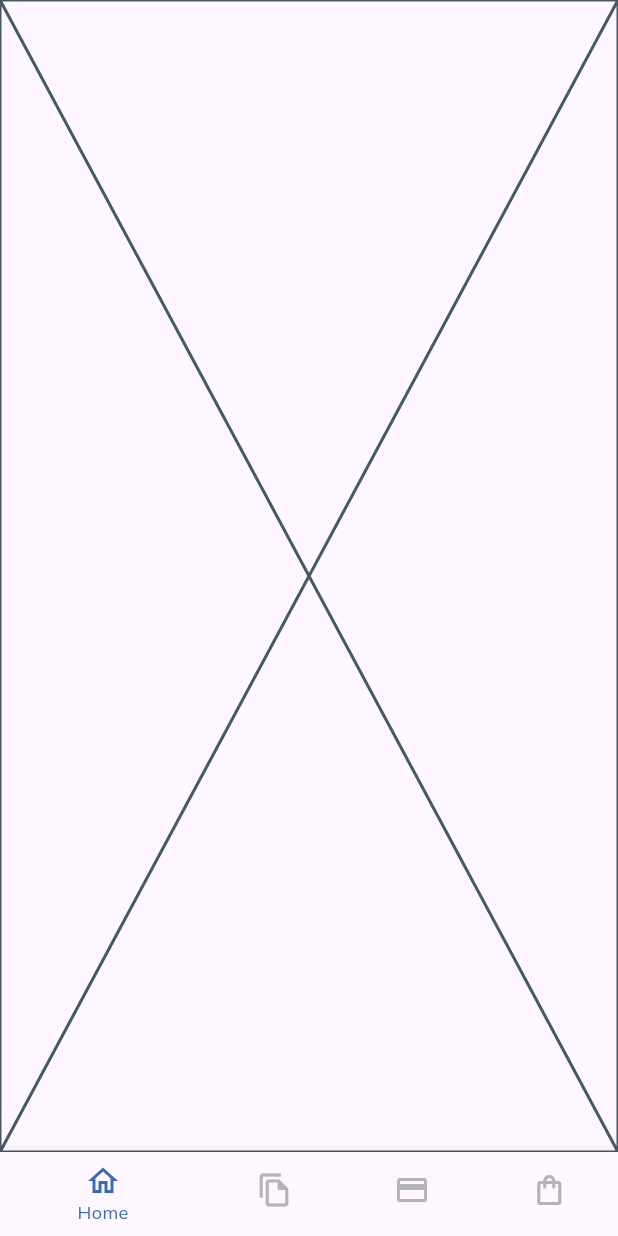
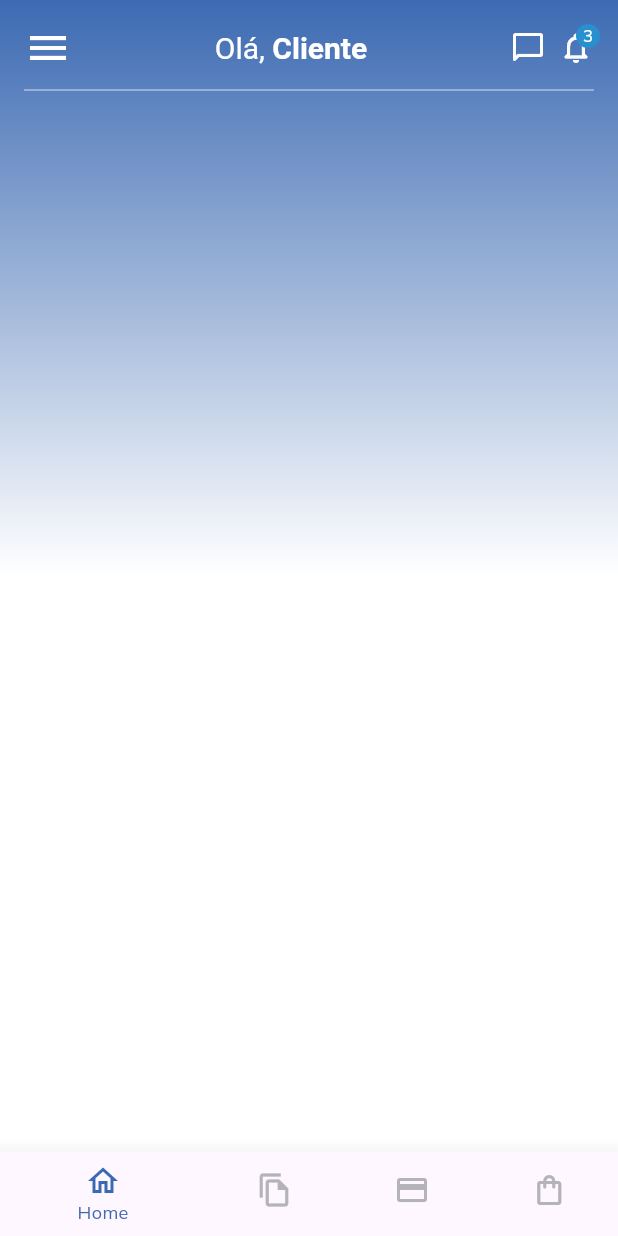
Before and after one commit to BerPGR/gs3-teste-flutter, a Flutter app: the screen it shows after launch, on a phone screen of 412 x 824 dp. Run offline on Flutter 3.47's test engine with Material 3 defaults, Android fonts, the phone set to English and light mode, and no system bars.

Commit message:
Criação da barra superior e alteração de pastas

```diff
--- a/lib/app/app_widget.dart
+++ b/lib/app/app_widget.dart
@@ -1,7 +1,7 @@
 import 'package:flutter/material.dart';
 import 'package:gs3/app/screens_container.dart';
 import 'package:gs3/app/view/not_found_screen.dart';
-import 'package:gs3/app/view/posting_screen.dart';
+import 'package:gs3/app/view/posting/posting_screen.dart';
 
 class AppWidget extends StatelessWidget {
   const AppWidget({super.key});
--- a/lib/app/screens_container.dart
+++ b/lib/app/screens_container.dart
@@ -1,5 +1,5 @@
 import 'package:flutter/material.dart';
-import 'package:gs3/app/view/home_screen.dart';
+import 'package:gs3/app/view/home/home_screen.dart';
 
 class ScreensContainer extends StatefulWidget {
   const ScreensContainer({super.key});
--- /dev/null
+++ b/lib/app/view/home/home_screen.dart
@@ -0,0 +1,40 @@
+import 'package:flutter/material.dart';
+import 'package:gs3/app/view/home/widgets/top_app_bar.dart';
+
+class HomeScreen extends StatefulWidget {
+  const HomeScreen({super.key});
+
+  @override
+  State<HomeScreen> createState() => _HomeScreenState();
+}
+
+class _HomeScreenState extends State<HomeScreen> {
+  @override
+  Widget build(BuildContext context) {
+    return Scaffold(
+      body: Container(
+        height: MediaQuery.of(context).size.height,
+        width: double.infinity,
+        padding: const EdgeInsets.all(16),
+        decoration: BoxDecoration(
+            gradient: LinearGradient(colors: [
+          Color(0xFF3C6AB2),
+          Colors.white,
+          Colors.white,
+        ], begin: Alignment.topCenter, end: Alignment.bottomCenter)),
+        child: SingleChildScrollView(
+          child: Column(
+            spacing: 4,
+            children: [
+              TopAppBar(),
+              const Divider(
+                color: Colors.white,
+                thickness: 0.5,
+              )
+            ],
+          ),
+        ),
+      ),
+    );
+  }
+}
--- /dev/null
+++ b/lib/app/view/home/widgets/top_app_bar.dart
@@ -0,0 +1,51 @@
+import 'package:flutter/material.dart';
+
+class TopAppBar extends StatelessWidget {
+  const TopAppBar({super.key});
+
+  @override
+  Widget build(BuildContext context) {
+    return SafeArea(
+      child: Row(
+        crossAxisAlignment: CrossAxisAlignment.center,
+        mainAxisAlignment: MainAxisAlignment.spaceBetween,
+        children: [
+          Icon(
+            Icons.menu,
+            color: Colors.white,
+            size: 32,
+          ),
+          RichText(
+              textAlign: TextAlign.center,
+              text: const TextSpan(
+                  text: "Olá, ",
+                  style: TextStyle(fontSize: 20),
+                  children: [
+                    TextSpan(
+                        text: "Cliente",
+                        style: TextStyle(
+                            fontSize: 20, fontWeight: FontWeight.bold))
+                  ])),
+          Row(
+            spacing: 8,
+            children: [
+              Icon(
+                Icons.messenger_outline_rounded,
+                color: Colors.white,
+              ),
+              Badge(
+                isLabelVisible: true,
+                label: const Text("3"),
+                backgroundColor: Color(0xff2890CF),
+                child: Icon(
+                  Icons.notifications_none_rounded,
+                  color: Colors.white,
+                ),
+              ),
+            ],
+          )
+        ],
+      ),
+    );
+  }
+}
--- a/lib/app/view/home_screen.dart
+++ /dev/null
@@ -1,15 +0,0 @@
-import 'package:flutter/material.dart';
-
-class HomeScreen extends StatefulWidget {
-  const HomeScreen({super.key});
-
-  @override
-  State<HomeScreen> createState() => _HomeScreenState();
-}
-
-class _HomeScreenState extends State<HomeScreen> {
-  @override
-  Widget build(BuildContext context) {
-    return const Placeholder();
-  }
-}
```
Also changed, not shown: lib/app/view/notfound/not_found_screen.dart (renamed from lib/app/view/not_found_screen.dart), lib/app/view/posting/posting_screen.dart (renamed from lib/app/view/posting_screen.dart).
